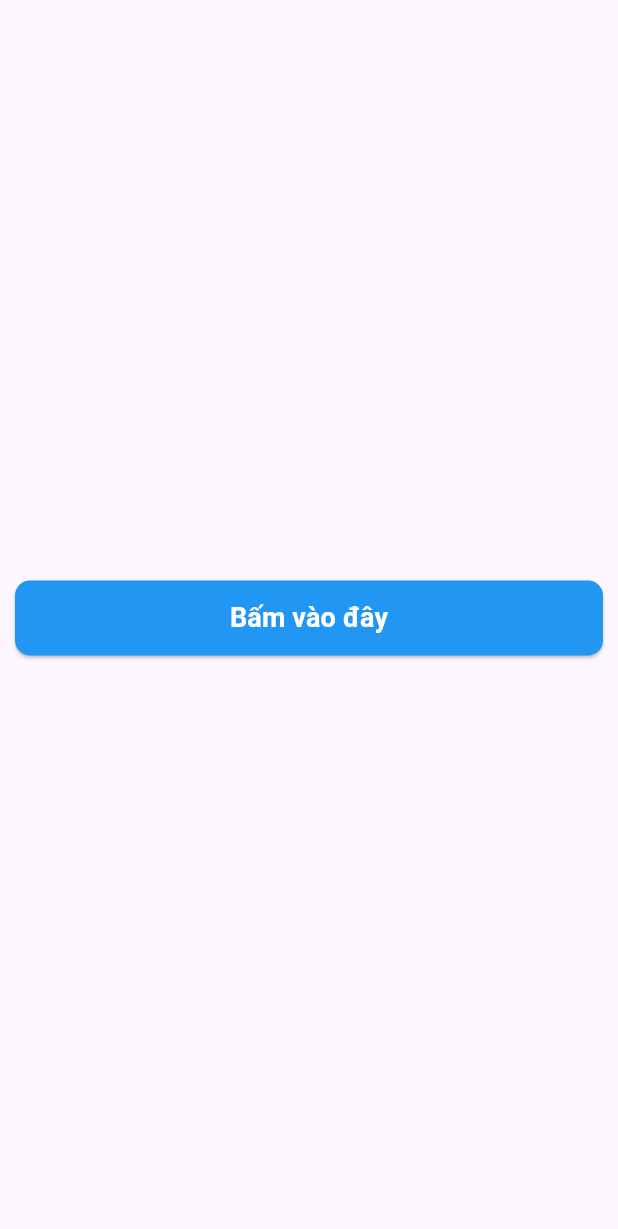
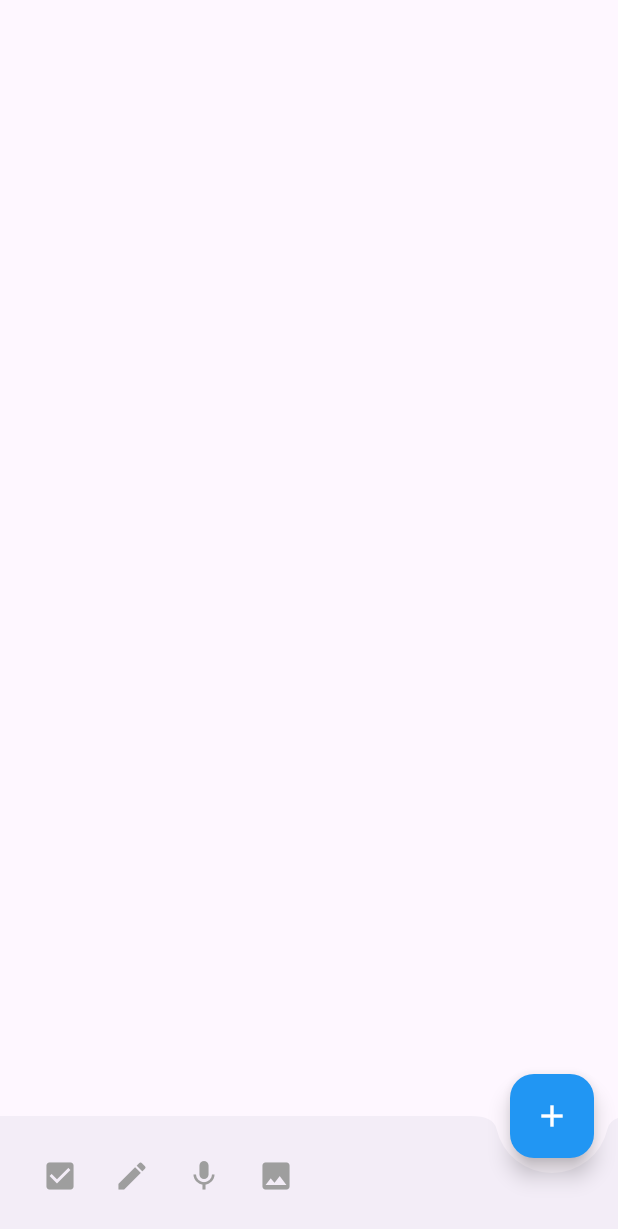
Before and after one commit to laptrinhvienmobile/Material, a Flutter app: the screen it shows after launch, on a phone screen of 412 x 824 dp. Shown: the top 1229 px of the screen. Run offline on Flutter 3.47's test engine with Material 3 defaults, Android fonts, the phone set to English and light mode, and no system bars.

Commit message:
Thêm Widget BottomAppBar

```diff
--- a/lib/main.dart
+++ b/lib/main.dart
@@ -1,5 +1,5 @@
 import 'package:flutter/material.dart';
-import 'package:project/widgets/snack_bar_example.dart';
+import 'package:project/widgets/bottom_app_bar_example.dart';
 
 void main() {
   runApp(const MyApp());
@@ -12,7 +12,7 @@ class MyApp extends StatelessWidget {
   Widget build(BuildContext context) {
     return MaterialApp(
       debugShowCheckedModeBanner: false,
-      home: SnackBarExample(),
+      home: BottomAppBarExample(),
     );
   }
 }
--- /dev/null
+++ b/lib/widgets/bottom_app_bar_example.dart
@@ -0,0 +1,61 @@
+import 'package:flutter/material.dart';
+
+class BottomAppBarExample extends StatefulWidget {
+  const BottomAppBarExample({super.key});
+
+  @override
+  State<BottomAppBarExample> createState() => _BottomAppBarExampleState();
+}
+
+class _BottomAppBarExampleState extends State<BottomAppBarExample> {
+  @override
+  Widget build(BuildContext context) {
+    return Scaffold(
+      bottomNavigationBar: BottomAppBar(
+        shape: const CircularNotchedRectangle(),
+        notchMargin: 10.0,
+        child: Row(
+          children: [
+            IconButton(
+              onPressed: () => debugPrint('Đã nhấn nút Check Box'),
+              icon: const Icon(
+                Icons.check_box,
+                color: Colors.grey,
+              ),
+            ),
+            IconButton(
+              onPressed: () => debugPrint('Đã nhấn nút Chỉnh sửa'),
+              icon: const Icon(
+                Icons.edit,
+                color: Colors.grey,
+              ),
+            ),
+            IconButton(
+              onPressed: () => debugPrint('Đã nhấn nút Mic'),
+              icon: const Icon(
+                Icons.mic,
+                color: Colors.grey,
+              ),
+            ),
+            IconButton(
+              onPressed: () => debugPrint('Đã nhấn nút Hình ảnh'),
+              icon: const Icon(
+                Icons.image,
+                color: Colors.grey,
+              ),
+            ),
+          ],
+        ),
+      ),
+      floatingActionButton: FloatingActionButton(
+        backgroundColor: Colors.blue,
+        onPressed: () => debugPrint('Đã nhấn nút FloatingActionButton'),
+        child: const Icon(
+          Icons.add,
+          color: Colors.white,
+        ),
+      ),
+      floatingActionButtonLocation: FloatingActionButtonLocation.endDocked,
+    );
+  }
+}
```
